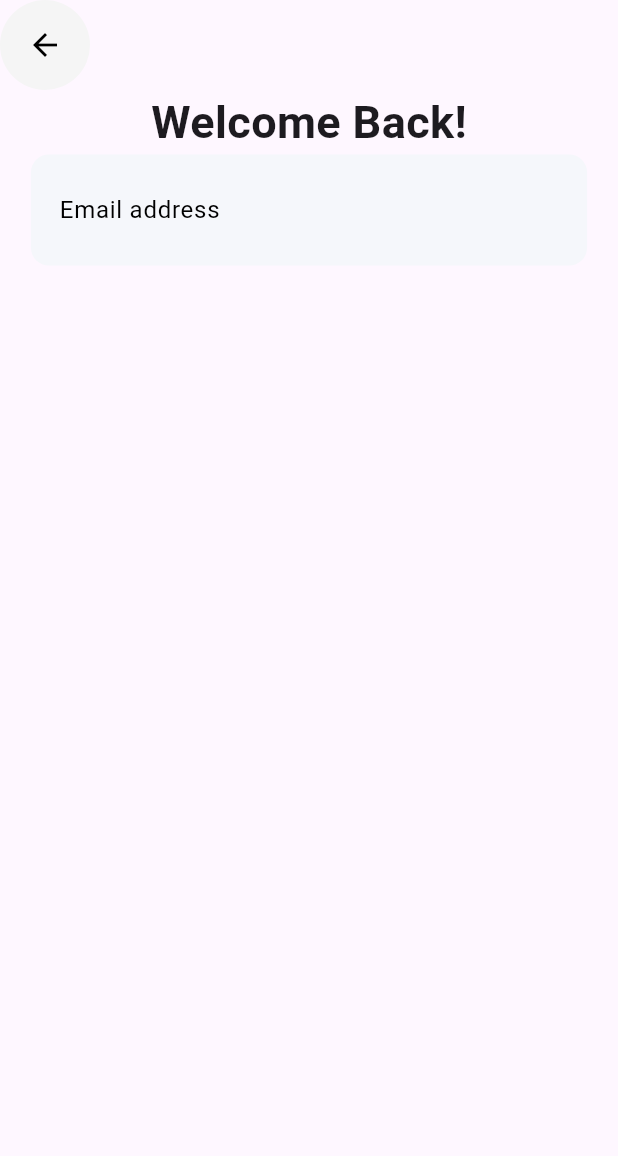
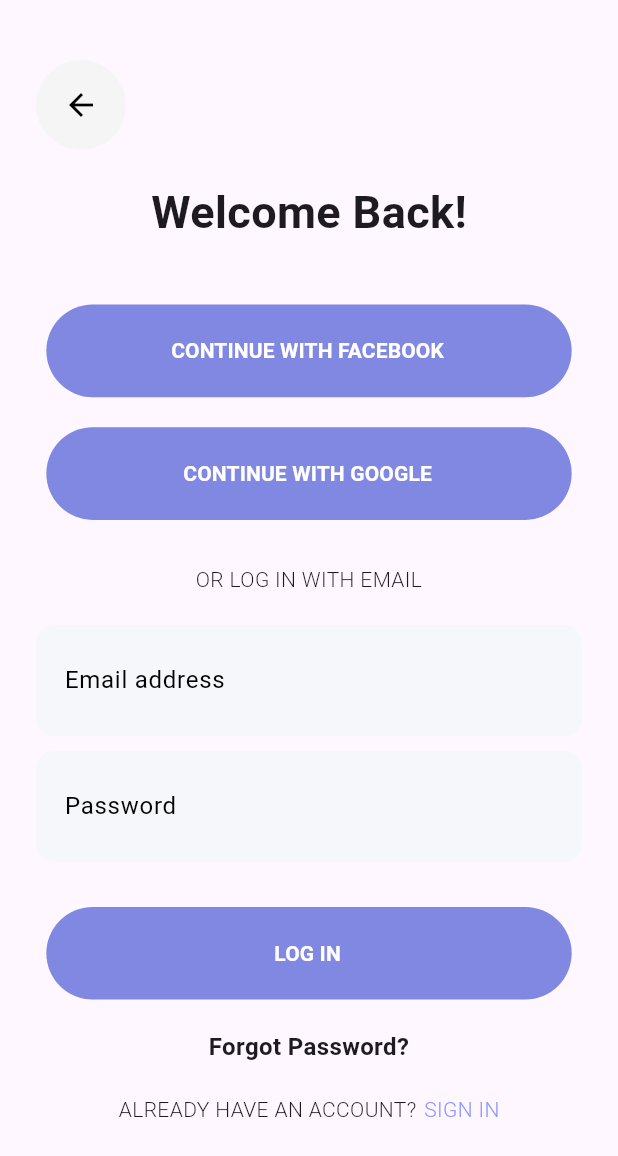
Before and after one commit to mazenelgaml/silentmoon, a Flutter app: the SigninScreen screen opened directly, on a phone screen of 412 x 824 dp. Shown: the top 1156 px of the screen. Run offline on Flutter 3.47's test engine with Material 3 defaults, Android fonts, the phone set to English and light mode, and no system bars; our stand-ins replace flutter_rating_bar, font_awesome_flutter, get, intl_phone_field.

Commit message:
create sign in up

```diff
--- a/lib/screens/signin/signin_screen.dart
+++ b/lib/screens/signin/signin_screen.dart
@@ -1,23 +1,25 @@
-import 'package:flutter/cupertino.dart';
 import 'package:flutter/material.dart';
-import 'package:get/get.dart';
-import 'package:get/get_core/src/get_main.dart';
+import 'package:font_awesome_flutter/font_awesome_flutter.dart';
 
 import '../../widgets/custom_back_button/cutom_back_button.dart';
+import '../../widgets/custom_elevated_button/custom_elevated_button.dart';
 import '../../widgets/custom_text_form_field/custom_text_form_field.dart';
 
 class SigninScreen extends StatelessWidget {
-  const SigninScreen({super.key});
+  const SigninScreen({Key? key}) : super(key: key);
 
   @override
   Widget build(BuildContext context) {
     return Scaffold(
-      body: Column(
+      body: SingleChildScrollView(
+        padding: const EdgeInsets.symmetric(horizontal: 24.0),
+        child: Column(
           crossAxisAlignment: CrossAxisAlignment.start,
           children: [
+            SizedBox(height: 40),
             CustomBackButton(),
+            SizedBox(height: 20),
             Center(
-            child: Container(
               child: Text(
                 "Welcome Back!",
                 style: TextStyle(
@@ -26,11 +28,112 @@ class SigninScreen extends StatelessWidget {
                 ),
               ),
             ),
+            SizedBox(height: 30),
+            Center(
+              child: Container(
+                decoration: BoxDecoration(
+                  color: Color(0xff8E97FD),
+                  borderRadius: BorderRadius.circular(38),
+                ),
+                margin: EdgeInsets.symmetric(vertical: 10),
+                child: CustomElevatedButton(
+                  onPressed: () {},
+                  text: 'CONTINUE WITH FACEBOOK',
+                  textColor: Colors.white,
+                  buttonColor: Color(0xff8E97FD),
+                ),
+              ),
             ),
             Center(
-            child: CustomTextFormField(text: 'Email address',),
-          )
+              child: Container(
+                decoration: BoxDecoration(
+                  color: Color(0xff8E97FD),
+                  borderRadius: BorderRadius.circular(38),
+                ),
+                margin: EdgeInsets.symmetric(vertical: 10),
+                child: CustomElevatedButton(
+                  onPressed: () {},
+                  text: 'CONTINUE WITH GOOGLE',
+                  textColor: Colors.white,
+                  buttonColor: Color(0xff8E97FD),
+                ),
+              ),
+            ),
+            SizedBox(height: 20),
+            Center(
+              child: Text(
+                "OR LOG IN WITH EMAIL",
+                textAlign: TextAlign.center,
+                style: TextStyle(
+                  fontWeight: FontWeight.w300,
+                  fontSize: 14,
+                ),
+              ),
+            ),
+            SizedBox(height: 20),
+            Center(
+              child: CustomTextFormField(
+                text: 'Email address',
+              ),
+            ),
+            SizedBox(height: 10),
+            Center(
+              child: CustomTextFormField(
+                text: "Password",
+              ),
+            ),
+            SizedBox(height: 20),
+            Center(
+              child: Container(
+                margin: EdgeInsets.symmetric(vertical: 10),
+                decoration: BoxDecoration(
+                  color: Color(0xff8E97FD),
+                  borderRadius: BorderRadius.circular(38),
+                ),
+                child: CustomElevatedButton(
+                  onPressed: () {},
+                  text: 'LOG IN',
+                  textColor: Colors.white,
+                  buttonColor: Color(0xff8E97FD),
+                ),
+              ),
+            ),
+            SizedBox(height: 10),
+            Center(
+              child: Text(
+                "Forgot Password?",
+                textAlign: TextAlign.center,
+                style: TextStyle(
+                  fontWeight: FontWeight.w600,
+                  fontSize: 16,
+                ),
+              ),
+            ),
+            SizedBox(height: 20),
+            Row(
+              mainAxisAlignment: MainAxisAlignment.center,
+              children: [
+                Text(
+                  "ALREADY HAVE AN ACCOUNT?",
+                  style: TextStyle(
+                    fontWeight: FontWeight.w300,
+                    fontSize: 14,
+                  ),
+                ),
+                SizedBox(width: 5),
+                Text(
+                  "SIGN IN",
+                  style: TextStyle(
+                    fontWeight: FontWeight.w300,
+                    fontSize: 14,
+                    color: Color(0xff8E97FD),
+                  ),
+                ),
               ],
+            ),
+            SizedBox(height: 20),
+          ],
+        ),
       ),
     );
   }
```
Also changed, not shown: lib/screens/signin_and_signup/signinup_screen.dart (+56 -32 lines). Lines whose indentation alone changed are shown as unchanged.
